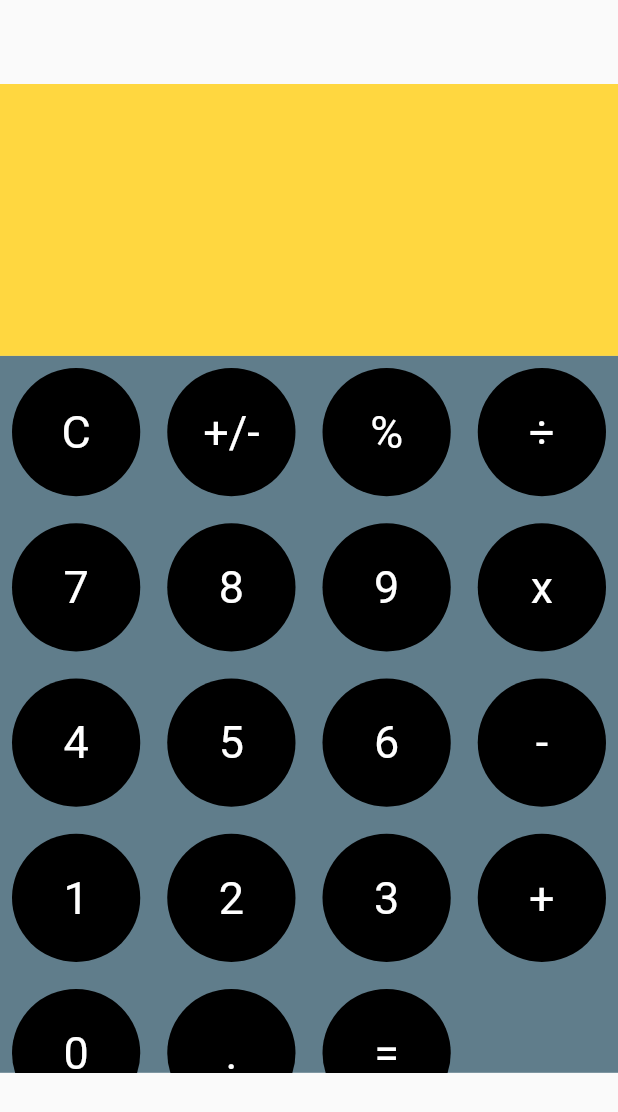
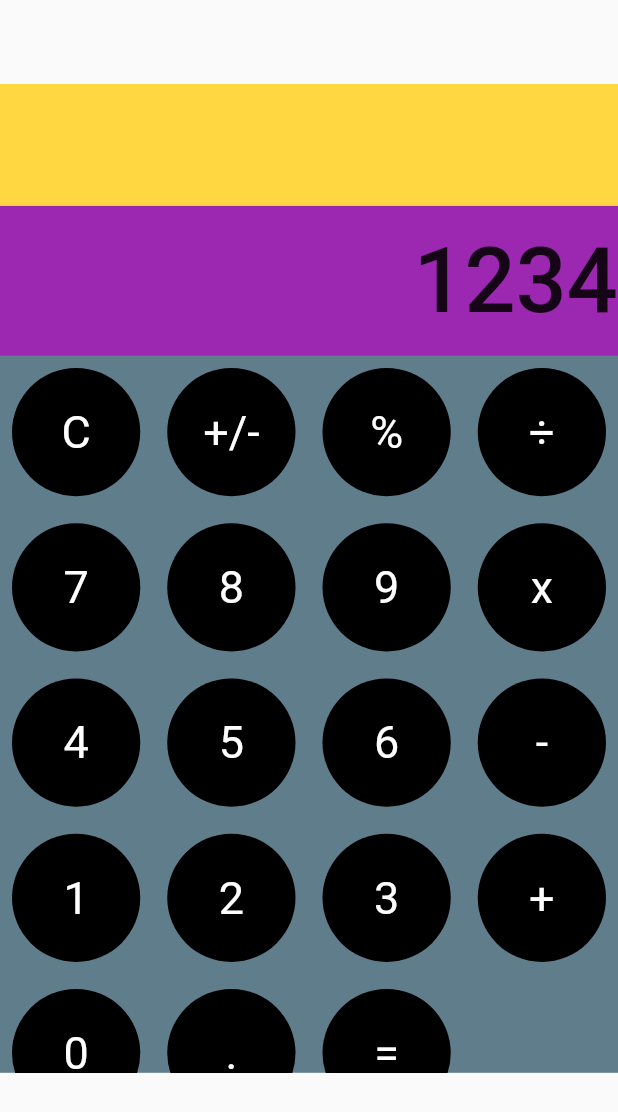
Before and after one commit to NeatKYU/calkulator, a Flutter app: the screen it shows after launch, on a phone screen of 412 x 824 dp. Shown: the top 1112 px of the screen. Run offline on Flutter 3.47's test engine with Material 2 defaults, Android fonts, the phone set to English and light mode, and no system bars.

Commit message:
💄 계산값 나오는 부분 틀 구현

```diff
--- a/lib/main.dart
+++ b/lib/main.dart
@@ -15,6 +15,11 @@ class MyApp extends StatelessWidget {
       title: 'Flutter Demo',
       theme: ThemeData(
         primarySwatch: Colors.blue,
+        textTheme: const TextTheme(
+          bodyLarge: TextStyle(fontSize: 60),
+          bodyMedium: TextStyle(fontSize: 35),
+          bodySmall: TextStyle(fontSize: 20),
+        )
       ),
       home: const CalculationScreen(),
     );
--- a/lib/screens/calculation_screen.dart
+++ b/lib/screens/calculation_screen.dart
@@ -19,6 +19,30 @@ class CalculationScreen extends StatelessWidget {
               width: double.infinity,
               height: _size.height * 0.22,
               color: Colors.amberAccent,
+              child: Stack(
+                children: [
+                  Positioned(
+                    bottom: 0,
+                    right: 0,
+                    child: Container(
+                      width: _size.width,
+                      height: 100,
+                      color: Colors.purple,
+                      child: Row(
+                        mainAxisAlignment: MainAxisAlignment.end,
+                        crossAxisAlignment: CrossAxisAlignment.center,
+                        children: [
+                          // 계산된 값이 들어가야함
+                          Text(
+                            '1234',
+                            style: Theme.of(context).textTheme.bodyLarge
+                          ),
+                        ],
+                      ),
+                    ),
+                  ),
+                ],
+              ),
             ),
             Container(
               width: double.infinity,
@@ -31,12 +55,6 @@ class CalculationScreen extends StatelessWidget {
                 crossAxisSpacing: 2,
                 crossAxisCount: 4,
                 children: _pad(),
-                // children: [
-                //   NumberButtonWidget(
-                //     calNumber: '1',
-                //     fillColor: Colors.black,
-                //   ),
-                // ],
               ),
             ),
           ],
--- a/lib/widgets/number_button_widget.dart
+++ b/lib/widgets/number_button_widget.dart
@@ -13,6 +13,10 @@ class NumberButtonWidget extends StatelessWidget {
   Widget build(BuildContext context) {
     return Padding(
       padding: const EdgeInsets.all(8),
+      child: InkWell(
+        onTap: () {
+          print('tap $calNumber');
+        },
         child: Container(
           decoration: BoxDecoration(
             color: fillColor,
@@ -30,6 +34,7 @@ class NumberButtonWidget extends StatelessWidget {
             ),
           ),
         ),
+      ),
     );
   }
 }
--- /dev/null
+++ b/lib/widgets/result_input_widget.dart
@@ -0,0 +1,11 @@
+import 'package:flutter/src/widgets/container.dart';
+import 'package:flutter/src/widgets/framework.dart';
+
+class ResultInputWidget extends StatelessWidget {
+  const ResultInputWidget({super.key});
+
+  @override
+  Widget build(BuildContext context) {
+    return Container();
+  }
+}
```
Lines whose indentation alone changed are shown as unchanged.
